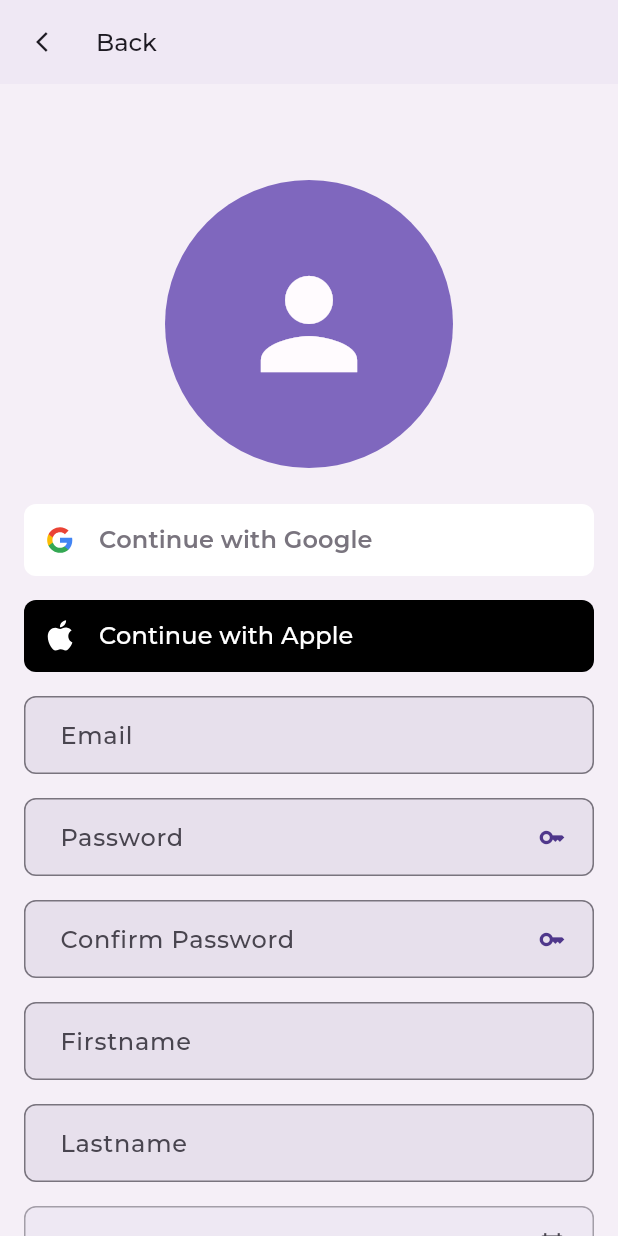
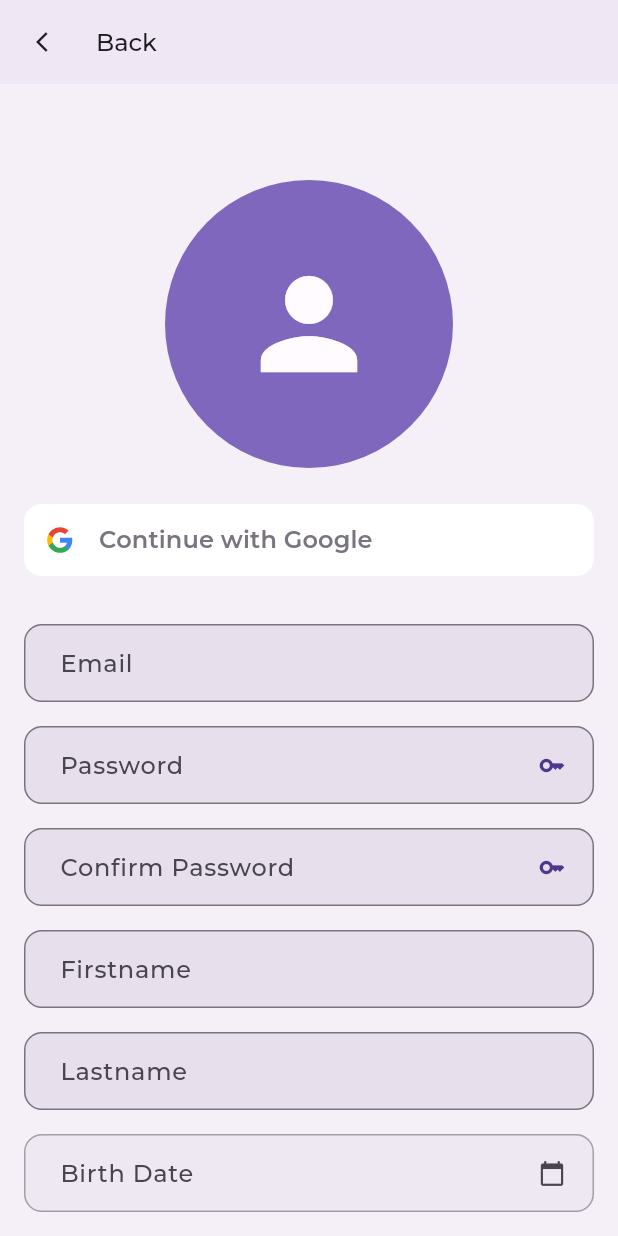
Before and after one commit to orazesen/give_away, a Flutter app: the AuthenticationPage screen opened by its route, after a tap on "Yes, Let's join", on a phone screen of 412 x 824 dp. Run offline on Flutter 3.47's test engine with Material 2 defaults, Android fonts, the phone set to English and light mode, and no system bars; drawn by our look-alikes of auto_size_text, overlay_support; our stand-ins replace auto_route, bloc, convex_bottom_bar, device_info_plus, equatable, flutter_bloc and 8 more; accounts and stored records are empty; generated files the repository leaves out were written again; project files that could hold a hidden picture were left out.

Commit message:
corner radius changed

```diff
--- a/lib/src/presentation/pages/authentication/login/login_page.dart
+++ b/lib/src/presentation/pages/authentication/login/login_page.dart
@@ -1,4 +1,5 @@
 import 'package:auto_route/auto_route.dart';
+import 'package:flutter/foundation.dart';
 import 'package:flutter/material.dart';
 import 'package:give_away/app/localization/localizations.dart';
 import 'package:give_away/src/presentation/shared/widgets/give_away_app_bar.dart';
@@ -87,10 +88,11 @@ class LoginPage extends StatelessWidget {
                 const SizedBox(
                   height: Dimensions.marginDefault,
                 ),
-                GiveAwaySignInWithButton.apple(
-                  onPressed: () {},
-                  isLoading: false,
-                ),
+                if (defaultTargetPlatform == TargetPlatform.iOS)
+                  GiveAwaySignInWithButton.apple(
+                    onPressed: () {},
+                    isLoading: false,
+                  ),
                 const SizedBox(
                   height: Dimensions.marginDefault,
                 ),
--- a/lib/src/presentation/pages/authentication/registration/registration_page.dart
+++ b/lib/src/presentation/pages/authentication/registration/registration_page.dart
@@ -1,4 +1,5 @@
 import 'package:auto_route/auto_route.dart';
+import 'package:flutter/foundation.dart';
 import 'package:flutter/material.dart';
 import 'package:give_away/app/localization/localizations.dart';
 import 'package:give_away/src/presentation/shared/widgets/give_away_app_bar.dart';
@@ -52,10 +53,11 @@ class RegistrationPage extends StatelessWidget {
               const SizedBox(
                 height: Dimensions.marginDefault,
               ),
-              GiveAwaySignInWithButton.apple(
-                onPressed: () {},
-                isLoading: false,
-              ),
+              if (defaultTargetPlatform == TargetPlatform.iOS)
+                GiveAwaySignInWithButton.apple(
+                  onPressed: () {},
+                  isLoading: false,
+                ),
               const SizedBox(
                 height: Dimensions.marginDefault,
               ),
@@ -89,7 +91,7 @@ class RegistrationPage extends StatelessWidget {
               ),
               GiveAwayTextFormField.name(
                 labelText: context.localization!.lastname,
-                controller: _firstname,
+                controller: _lastname,
               ),
               const SizedBox(
                 height: Dimensions.marginDefault,
--- a/lib/src/presentation/shared/widgets/give_away_button.dart
+++ b/lib/src/presentation/shared/widgets/give_away_button.dart
@@ -206,7 +206,10 @@ class _GiveAwayButtonState extends State<GiveAwayButton>
             )
           : null,
       shape: MaterialStatePropertyAll(
-        StadiumBorder(
+        RoundedRectangleBorder(
+          borderRadius: BorderRadius.circular(
+            Dimensions.smallCircularRadius,
+          ),
           side: BorderSide(
             color: widget.borderColor ?? GiveAwayColors.transparent,
           ),
--- a/lib/src/presentation/shared/widgets/give_away_sign_in_with_button.dart
+++ b/lib/src/presentation/shared/widgets/give_away_sign_in_with_button.dart
@@ -94,7 +94,7 @@ class _GiveAwaySignInWithButtonState extends State<GiveAwaySignInWithButton> {
         shape: MaterialStateProperty.all(
           RoundedRectangleBorder(
             borderRadius: BorderRadius.circular(
-              Dimensions.verySmallCircularRadius,
+              Dimensions.smallCircularRadius,
             ),
           ),
         ),
--- a/lib/src/presentation/shared/widgets/give_away_text_form_field.dart
+++ b/lib/src/presentation/shared/widgets/give_away_text_form_field.dart
@@ -414,7 +414,7 @@ class _GiveAwayTextFormFieldState extends State<GiveAwayTextFormField> {
   }) {
     return OutlineInputBorder(
       borderRadius: BorderRadius.circular(
-        widget.borderRadius ?? Dimensions.verySmallCircularRadius,
+        widget.borderRadius ?? Dimensions.smallCircularRadius,
       ),
       borderSide: BorderSide(
         color: borderColor,
--- a/lib/src/presentation/theme/app_themes.dart
+++ b/lib/src/presentation/theme/app_themes.dart
@@ -52,7 +52,7 @@ final lightTheme = GiveAwayTheme(
         shape: MaterialStatePropertyAll(
           RoundedRectangleBorder(
             borderRadius: BorderRadius.circular(
-              Dimensions.middleCircularRadius,
+              Dimensions.smallCircularRadius,
             ),
           ),
         ),
```
Also changed, not shown: 1 other file.
